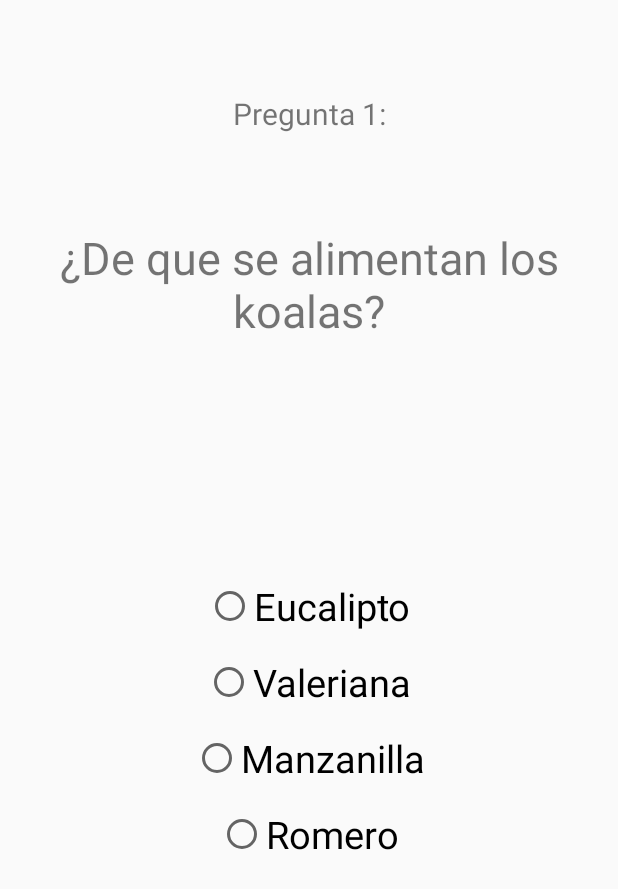
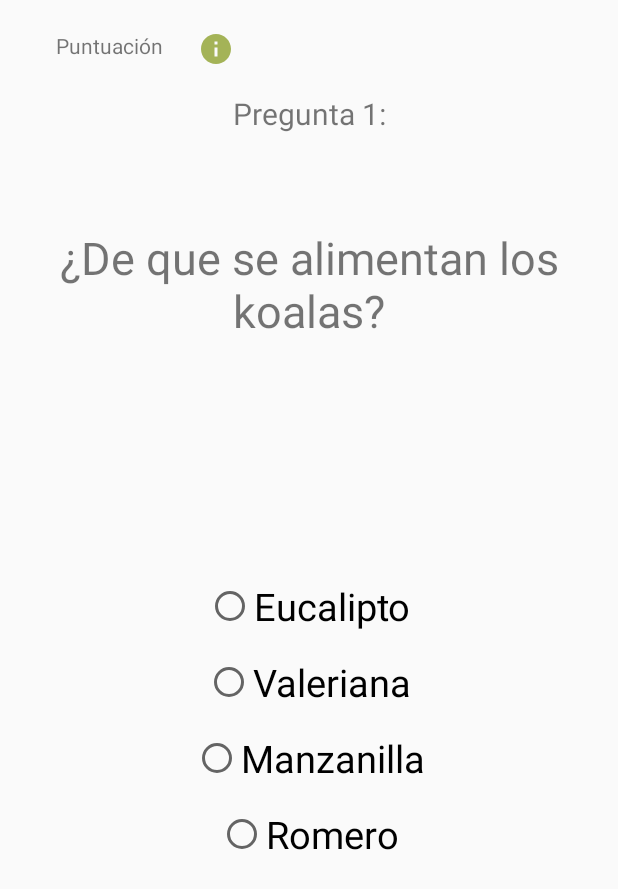
Before and after one commit to Artudoxo/TestWhataTest, an Android app: the Primerapregunta screen opened directly, with no data from a screen before it, on a phone screen of 412 x 824 dp. Shown: the top 889 px of the screen. Run offline under Robolectric (Android 15) with nearby library versions, the phone set to English and light mode, and no system bars; 1 statement that could not run was skipped.

Commit message:
Añadida la funcion de puntuaciones a las primeras 2 preguntas como tambien se añadio la funcion de finalizar la activity anterior luego de responderla, lo que evitara que el usuario regrese a la pregunta anterior.

```diff
--- a/app/src/main/java/com/liarkat/testwhatatest/Primerapregunta.java
+++ b/app/src/main/java/com/liarkat/testwhatatest/Primerapregunta.java
@@ -1,16 +1,23 @@
 package com.liarkat.testwhatatest;
 
+import androidx.appcompat.app.AlertDialog;
 import androidx.appcompat.app.AppCompatActivity;
 
+import android.content.DialogInterface;
 import android.content.Intent;
 import android.os.Bundle;
 import android.os.Handler;
 import android.view.View;
+import android.widget.ImageButton;
 import android.widget.RadioButton;
+import android.widget.TextView;
+import android.widget.Toast;
 
 public class Primerapregunta extends AppCompatActivity {
     RadioButton r11, r12, r13, r14;
     public static int espera = 1000;
+    TextView users;
+    ImageButton itbn;
     int rst1;
     @Override
     protected void onCreate(Bundle savedInstanceState) {
@@ -21,8 +28,19 @@ public class Primerapregunta extends AppCompatActivity {
         r12 = findViewById(R.id.r12);
         r13 = findViewById(R.id.r13);
         r14 = findViewById(R.id.r14);
+        itbn = findViewById(R.id.ibtn);
 
-
+        itbn.setOnClickListener(new View.OnClickListener() {
+            @Override
+            public void onClick(View view) {
+                Mostrar_dialogo();
+            }
+        });
+        users = findViewById(R.id.users);
+        Bundle bundle = new Bundle();
+        bundle = getIntent().getExtras();
+        String us = bundle.getString("user");
+        users.setText(us);
 
         r11.setOnClickListener(new View.OnClickListener() {
             @Override
@@ -61,7 +79,10 @@ public class Primerapregunta extends AppCompatActivity {
     public void Segundapregunta1(){
         Intent intent1 = new Intent(this, SegundaPregunta.class);
         intent1.putExtra("result1", rst1);
+        String us2 =  users.getText().toString();
+        intent1.putExtra("user", us2);
         startActivity(intent1);
+        finish();
 
     }
 
@@ -75,6 +96,22 @@ public class Primerapregunta extends AppCompatActivity {
         },milisegundos);
     }
 
+    public void Mostrar_dialogo(){
+
+        AlertDialog.Builder dialogo = new AlertDialog.Builder(this);
+        dialogo.setTitle("Puntuación");
+        dialogo.setIcon(android.R.drawable.ic_dialog_info);
+        dialogo.setMessage("Las puntuaciones se veran reflejadas con 1 y 0, 1 para la respuesta correcta y 0 para la respuesta incorrecta.\n\nHey acabas de empezar, estas en la primera pregunta, cuando respondas esta ven a verme.");
+        dialogo.setCancelable(true);
+        dialogo.setPositiveButton("OK", new DialogInterface.OnClickListener() {
+            @Override
+            public void onClick(DialogInterface dialog, int which) {
+                Toast.makeText(getApplicationContext(), "Ok, parece que todo va bien... supongo...", Toast.LENGTH_LONG).show();
+            }
+        });
 
 
+        dialogo.show();
+    }
+
 }
--- a/app/src/main/res/layout/activity_primerapregunta.xml
+++ b/app/src/main/res/layout/activity_primerapregunta.xml
@@ -10,6 +10,58 @@
         android:layout_width="match_parent"
         android:layout_height="match_parent">
 
+        <ImageButton
+            android:id="@+id/ibtn"
+            android:layout_width="41dp"
+            android:layout_height="39dp"
+            android:layout_marginStart="8dp"
+            android:layout_marginLeft="8dp"
+            android:layout_marginTop="8dp"
+            android:layout_marginEnd="8dp"
+            android:layout_marginRight="8dp"
+            android:layout_marginBottom="8dp"
+            android:background="@android:color/transparent"
+            app:layout_constraintBottom_toTopOf="@+id/guideline43"
+            app:layout_constraintEnd_toStartOf="@+id/guideline42"
+            app:layout_constraintHorizontal_bias="0.212"
+            app:layout_constraintStart_toEndOf="@+id/textView16"
+            app:layout_constraintTop_toTopOf="parent"
+            app:layout_constraintVertical_bias="1.0"
+            app:srcCompat="@drawable/ic_info_black_24dp"
+            tools:ignore="VectorDrawableCompat" />
+
+        <TextView
+            android:id="@+id/textView16"
+            android:layout_width="wrap_content"
+            android:layout_height="wrap_content"
+            android:layout_marginStart="8dp"
+            android:layout_marginLeft="8dp"
+            android:layout_marginTop="8dp"
+            android:layout_marginEnd="8dp"
+            android:layout_marginRight="8dp"
+            android:layout_marginBottom="8dp"
+            android:text="@string/puntuacion"
+            app:layout_constraintBottom_toTopOf="@+id/guideline43"
+            app:layout_constraintEnd_toStartOf="@+id/guideline42"
+            app:layout_constraintHorizontal_bias="0.261"
+            app:layout_constraintStart_toStartOf="parent"
+            app:layout_constraintTop_toTopOf="parent"
+            app:layout_constraintVertical_bias="0.52" />
+        <TextView
+            android:id="@+id/users"
+            android:layout_width="wrap_content"
+            android:layout_height="wrap_content"
+            android:layout_marginStart="8dp"
+            android:layout_marginLeft="8dp"
+            android:layout_marginEnd="8dp"
+            android:layout_marginRight="8dp"
+            android:layout_marginBottom="8dp"
+            android:text="@string/usuario"
+            android:textSize="20dp"
+            app:layout_constraintBottom_toTopOf="@+id/guideline43"
+            app:layout_constraintEnd_toEndOf="parent"
+            app:layout_constraintStart_toStartOf="@+id/guideline42"
+            app:layout_constraintTop_toTopOf="parent" />
         <TextView
             android:layout_width="match_parent"
             android:layout_height="wrap_content"
@@ -178,6 +230,20 @@
             android:orientation="horizontal"
             app:layout_constraintGuide_begin="700dp" />
 
+        <androidx.constraintlayout.widget.Guideline
+            android:id="@+id/guideline42"
+            android:layout_width="wrap_content"
+            android:layout_height="wrap_content"
+            android:orientation="vertical"
+            app:layout_constraintGuide_begin="199dp" />
+
+        <androidx.constraintlayout.widget.Guideline
+            android:id="@+id/guideline43"
+            android:layout_width="wrap_content"
+            android:layout_height="wrap_content"
+            android:orientation="horizontal"
+            app:layout_constraintGuide_begin="60dp" />
+
     </androidx.constraintlayout.widget.ConstraintLayout>
 
 </ScrollView>
--- a/app/src/main/res/values/strings.xml
+++ b/app/src/main/res/values/strings.xml
@@ -64,4 +64,7 @@
     <string name="rq104">William Shakespeare</string>
     <string name="btnvolver">Volver a la pantalla principal</string>
     <string name="mensaje">Mensaje</string>
+    <string name="puntuacion">Puntuación</string>
+    <string name="usuario">Usuario</string>
+
 </resources>
```
Also changed, not shown: app/src/main/java/com/liarkat/testwhatatest/SegundaPregunta.java (+18 -1 lines), app/src/main/java/com/liarkat/testwhatatest/TerceraPregunta.java (+11 -0 lines), app/src/main/res/layout/activity_segunda_pregunta.xml (+29 -3 lines).
